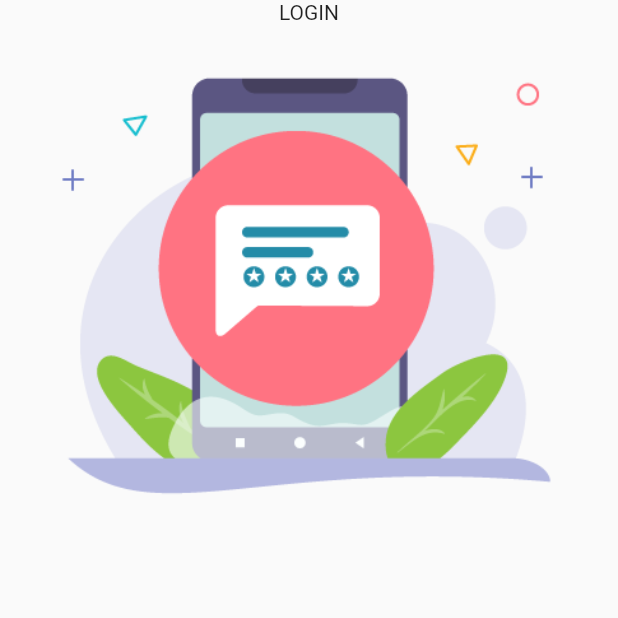
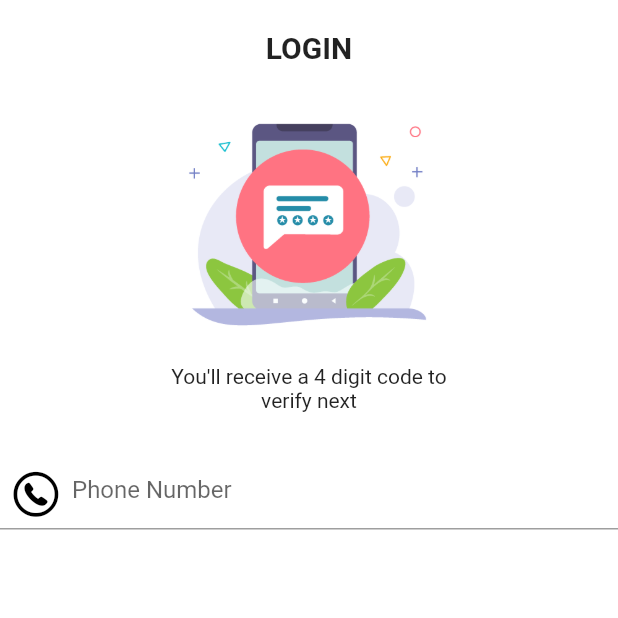
Before and after one commit to durgaav/CakeyEcom_New, a Flutter app: the screen it shows after launch, on a phone screen of 412 x 824 dp, the top half of it. Run offline on Flutter 3.47's test engine with Material 2 defaults, Android fonts, the phone set to English and light mode, and no system bars.

Commit message:
Surya Commits 03:24 PM 21/03

```diff
--- a/lib/main.dart
+++ b/lib/main.dart
@@ -1,9 +1,13 @@
 import 'package:cakey/screens/phone_verify.dart';
 import 'package:cakey/screens/welcome_screen.dart';
 import 'package:flutter/material.dart';
+import 'package:flutter/services.dart';
 
 void main(){
   runApp(MyApp());
+  SystemChrome.setSystemUIOverlayStyle(SystemUiOverlayStyle(
+    statusBarColor: Colors.white, // status bar color
+  ));
 }
 
 class MyApp extends StatelessWidget {
--- a/lib/screens/phone_verify.dart
+++ b/lib/screens/phone_verify.dart
@@ -1,3 +1,4 @@
+import 'package:flutter/cupertino.dart';
 import 'package:flutter/material.dart';
 
 //Phone Verify screen.....
@@ -12,14 +13,30 @@ class _PhoneVerifyState extends State<PhoneVerify> {
   @override
   Widget build(BuildContext context) {
     return Scaffold(
+      backgroundColor: Colors.white,
       body: SafeArea(
-        child: Column(
-          children: [
-            Text('LOGIN'),
-            Image(
-              image: AssetImage("assets/images/phoneverify.png"),
-            )
-          ],
+        child: Container(
+          width: double.infinity,
+          child: Column(
+            crossAxisAlignment: CrossAxisAlignment.center,
+            children: [
+              SizedBox(height: 20,),
+              Text('LOGIN',style: TextStyle(fontSize: 20,fontWeight: FontWeight.bold),),
+              Image(
+                height: 200,
+                width: 200,
+                image: AssetImage("assets/images/phoneverify.png"),
+              ),
+              Text("You'll receive a 4 digit code to \nverify next",textAlign: TextAlign.center,),
+              SizedBox(height: 30,),
+              TextField(
+                decoration: InputDecoration(
+                  hintText: 'Phone Number',
+                  prefixIcon: Icon(CupertinoIcons.phone_circle , color: Colors.black,size: 35,)
+                ),
+              ),
+            ],
+          ),
         ),
       )
     );
```
